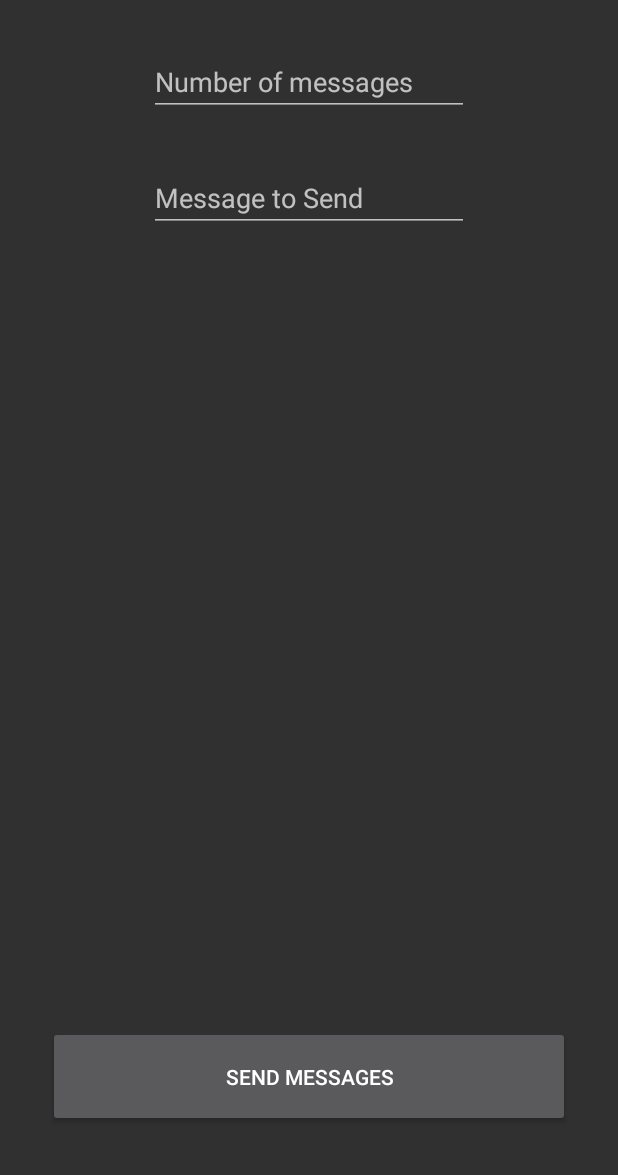
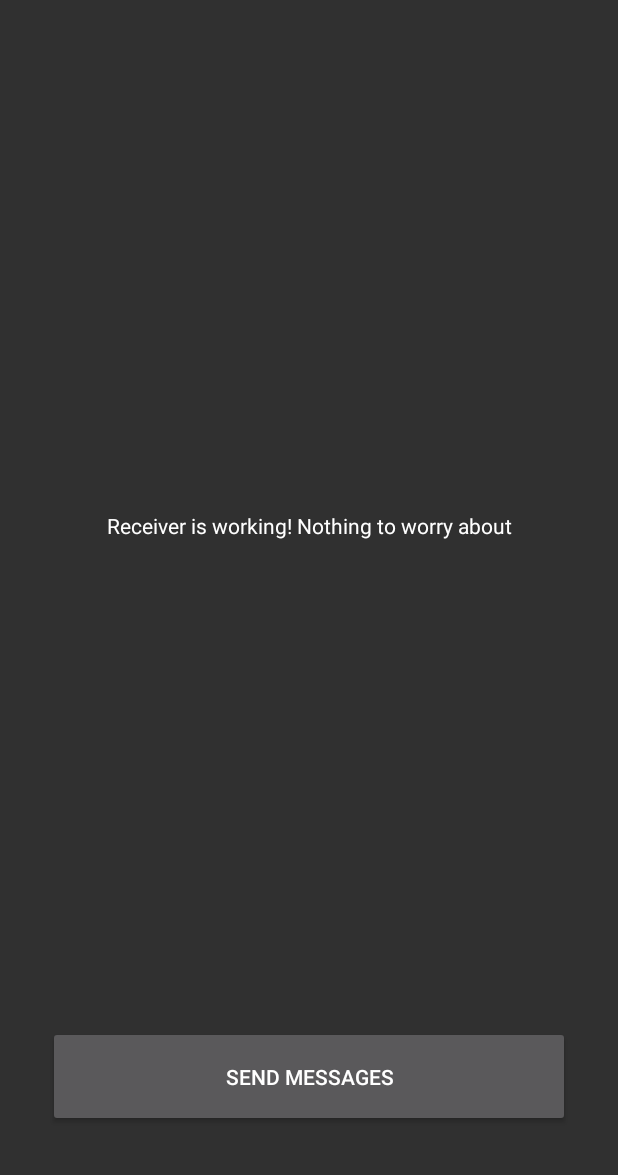
Before and after one commit to tnanhekhan/BundleBooster, an Android app: the MessageFragment screen opened through its navigation route, after a tap on "SEND MESSAGES", on a phone screen of 412 x 824 dp, the part 61-1236 px from its top. Run offline under Robolectric (Android 15) with nearby library versions, the phone set to English and light mode, and no system bars; libraries missing offline, so code that uses them is left out: com.fondesa.kpermissions, es.dmoral.toasty; 3 statements that could not run were skipped.

Commit message:
bump + automated sms

```diff
--- a/app/src/main/java/com/tn/bundlebooster/ui/intial/InitialFragment.kt
+++ b/app/src/main/java/com/tn/bundlebooster/ui/intial/InitialFragment.kt
@@ -27,7 +27,7 @@ class InitialFragment : Fragment() {
     override fun onViewCreated(view: View, savedInstanceState: Bundle?) {
         super.onViewCreated(view, savedInstanceState)
         val request =
-            permissionsBuilder(Manifest.permission.SEND_SMS, Manifest.permission.READ_SMS).build()
+            permissionsBuilder(Manifest.permission.SEND_SMS, Manifest.permission.READ_SMS, Manifest.permission.RECEIVE_SMS).build()
 
         request.send()
 
--- a/app/src/main/java/com/tn/bundlebooster/ui/message/MessageFragment.kt
+++ b/app/src/main/java/com/tn/bundlebooster/ui/message/MessageFragment.kt
@@ -1,6 +1,7 @@
 package com.tn.bundlebooster.ui.message
 
 
+import android.content.Intent
 import android.os.Bundle
 import android.telephony.SmsManager
 import android.view.LayoutInflater
@@ -10,9 +11,6 @@ import androidx.fragment.app.Fragment
 import com.tn.bundlebooster.R
 import kotlinx.android.synthetic.main.fragment_message.*
 
-/**
- * A simple [Fragment] subclass.
- */
 class MessageFragment : Fragment() {
 
     override fun onCreateView(
@@ -27,15 +25,11 @@ class MessageFragment : Fragment() {
         super.onViewCreated(view, savedInstanceState)
 
         val smsManager = SmsManager.getDefault()
+        val smsIntent = Intent(context, SmsService::class.java)
+        context?.startService(smsIntent)
 
         sendButton.setOnClickListener {
-            val phoneNo = "1280"
-            val message = messageEditText.text.toString()
-            val amount = messageNumberEditText.text.toString().toInt()
-
-            for (i in 1..amount) {
-                smsManager.sendTextMessage(phoneNo, null, message, null, null)
-            }
+            smsManager.sendTextMessage("1280", null, "NOG 1GB", null, null)
         }
     }
 }
--- a/app/src/main/res/layout/fragment_message.xml
+++ b/app/src/main/res/layout/fragment_message.xml
@@ -23,14 +23,18 @@
         app:layout_constraintStart_toStartOf="parent"
         app:layout_constraintTop_toTopOf="parent" />
 
-    <EditText
-        android:id="@+id/messageNumberEditText"
-        android:layout_width="wrap_content"
+    <TextView
+        android:id="@+id/receiverStatusTextView"
+        android:layout_width="0dp"
         android:layout_height="wrap_content"
-        android:layout_marginTop="32dp"
-        android:ems="10"
-        android:hint="Number of messages"
-        android:inputType="number"
+        android:layout_marginStart="32dp"
+        android:layout_marginTop="16dp"
+        android:layout_marginEnd="32dp"
+        android:text="Receiver is working! Nothing to worry about"
+        android:textAlignment="center"
+        android:textColor="#FFFFFF"
+        android:textSize="14sp"
+        app:layout_constraintBottom_toTopOf="@+id/sendButton"
         app:layout_constraintEnd_toEndOf="parent"
         app:layout_constraintStart_toStartOf="parent"
         app:layout_constraintTop_toBottomOf="@+id/textView" />
@@ -48,16 +52,4 @@
         app:layout_constraintEnd_toEndOf="parent"
         app:layout_constraintStart_toStartOf="parent" />
 
-    <EditText
-        android:id="@+id/messageEditText"
-        android:layout_width="wrap_content"
-        android:layout_height="wrap_content"
-        android:layout_marginTop="32dp"
-        android:ems="10"
-        android:hint="Message to Send"
-        android:inputType="textPersonName"
-        app:layout_constraintEnd_toEndOf="parent"
-        app:layout_constraintStart_toStartOf="parent"
-        app:layout_constraintTop_toBottomOf="@+id/messageNumberEditText" />
-
 </androidx.constraintlayout.widget.ConstraintLayout>
--- a/build.gradle
+++ b/build.gradle
@@ -1,13 +1,13 @@
 // Top-level build file where you can add configuration options common to all sub-projects/modules.
 
 buildscript {
-    ext.kotlin_version = '1.3.61'
+    ext.kotlin_version = '1.4.10'
     repositories {
         google()
         jcenter()
     }
     dependencies {
-        classpath 'com.android.tools.build:gradle:3.5.3'
+        classpath 'com.android.tools.build:gradle:4.1.0'
         classpath "org.jetbrains.kotlin:kotlin-gradle-plugin:$kotlin_version"
         // NOTE: Do not place your application dependencies here; they belong
         // in the individual module build.gradle files
```
Also changed, not shown: app/build.gradle (+12 -9 lines), app/src/main/AndroidManifest.xml (+9 -0 lines), app/src/main/java/com/tn/bundlebooster/ui/message/SmsReceiver.kt (added, +31 -0 lines), app/src/main/java/com/tn/bundlebooster/ui/message/SmsService.kt (added, +24 -0 lines), gradle/wrapper/gradle-wrapper.properties.
